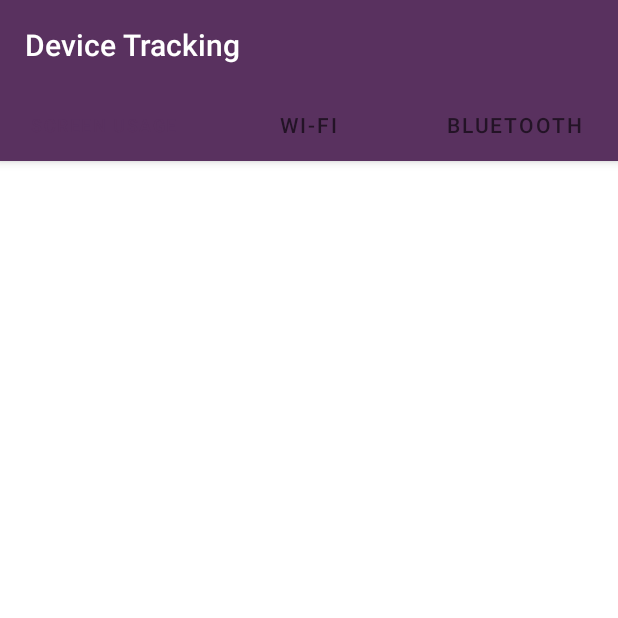
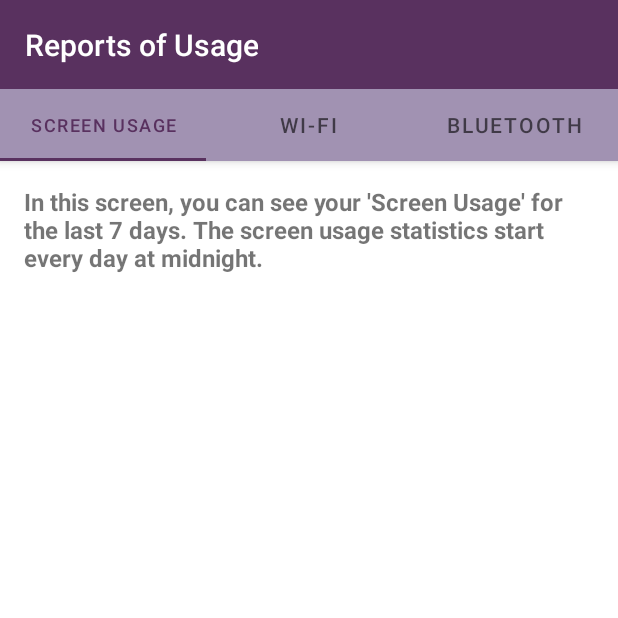
Before and after one commit to berkethetechnerd/ALPS-DeviceTracking, an Android app: the ReportScreenActivity screen opened directly, with no data from a screen before it, on a phone screen of 412 x 824 dp, the top half of it. Run offline under Robolectric (Android 15) with nearby library versions, the phone set to English and light mode, and no system bars.

Commit message:
Fragment text placement and tabs coloring

```diff
--- a/DeviceTracking/app/src/main/res/layout/activity_report_screen.xml
+++ b/DeviceTracking/app/src/main/res/layout/activity_report_screen.xml
@@ -20,14 +20,14 @@
             android:gravity="center"
             android:minHeight="?actionBarSize"
             android:padding="@dimen/appbar_padding"
-            android:text="@string/app_name"
+            android:text="@string/report_title"
             android:textAppearance="@style/TextAppearance.Widget.AppCompat.Toolbar.Title" />
 
         <com.google.android.material.tabs.TabLayout
             android:id="@+id/tabs"
             android:layout_width="match_parent"
             android:layout_height="wrap_content"
-            android:background="?attr/colorPrimary" />
+            android:background="@color/purple_light" />
 
     </com.google.android.material.appbar.AppBarLayout>
 
--- a/DeviceTracking/app/src/main/res/layout/fragment_screen_usage.xml
+++ b/DeviceTracking/app/src/main/res/layout/fragment_screen_usage.xml
@@ -7,4 +7,12 @@
     android:layout_height="match_parent"
     tools:context=".ui.reports.fragments.ScreenUsageFragment">
 
+    <TextView
+        android:layout_width="match_parent"
+        android:layout_height="wrap_content"
+        android:layout_margin="16dp"
+        android:text="@string/report_screen_usage_description"
+        android:textStyle="bold"
+        android:textSize="16sp" />
+
 </LinearLayout>
--- a/DeviceTracking/app/src/main/res/values/strings.xml
+++ b/DeviceTracking/app/src/main/res/values/strings.xml
@@ -26,5 +26,11 @@
     <string name="report_tab_screen_usage">Screen Usage</string>
     <string name="report_tab_bluetooth">Bluetooth</string>
     <string name="report_tab_wifi">Wi-Fi</string>
+    <string name="report_screen_usage_description">In this screen, you can see your \'Screen Usage\'
+        for the last 7 days. The screen usage statistics start every day at midnight.</string>
+    <string name="report_bluetooth_description">In this screen, you can see your \'Bluetooth\' usage
+        for the last 7 days. The bluetooth usage statistics start every day at midnight.</string>
+    <string name="report_wifi_description">In this screen, you can see your \'Wi-Fi\' usage
+        for the last 7 days. The Wi-Fi usage statistics start every day at midnight.</string>
 
 </resources>
```
Also changed, not shown: DeviceTracking/app/src/main/res/layout/fragment_bluetooth_usage.xml (+8 -0 lines), DeviceTracking/app/src/main/res/layout/fragment_wifi_usage.xml (+8 -0 lines).
